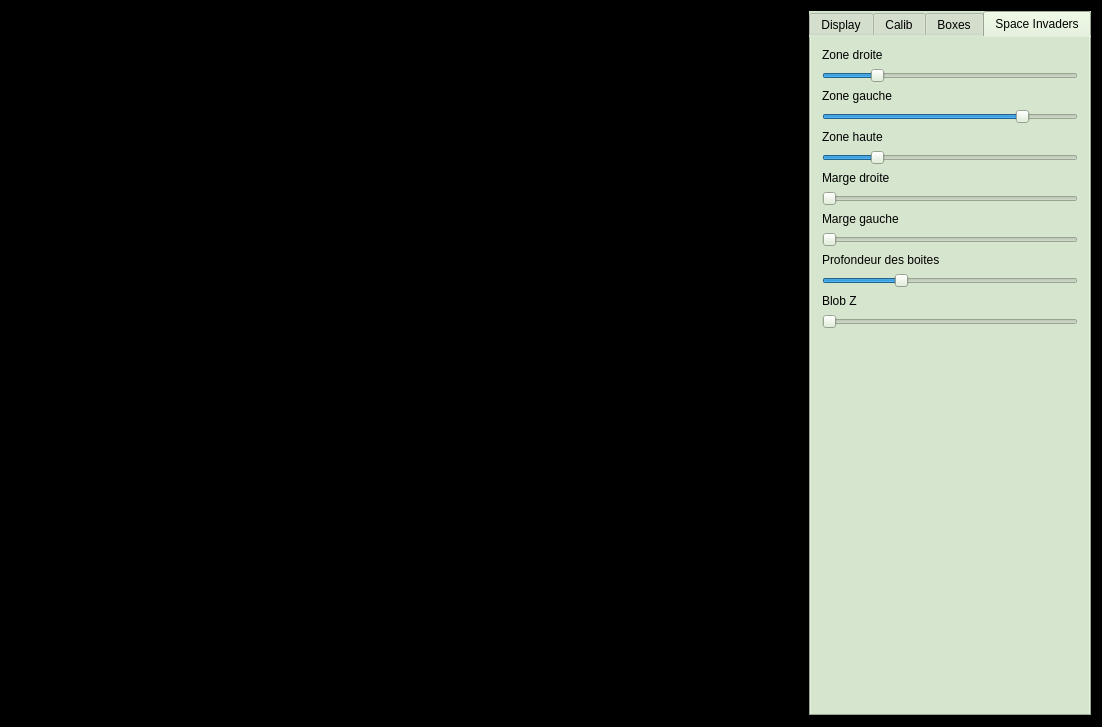
The window that mainwindow.ui (yquemener/Natural-Navigator) describes before a commit, drawn with Qt 5.
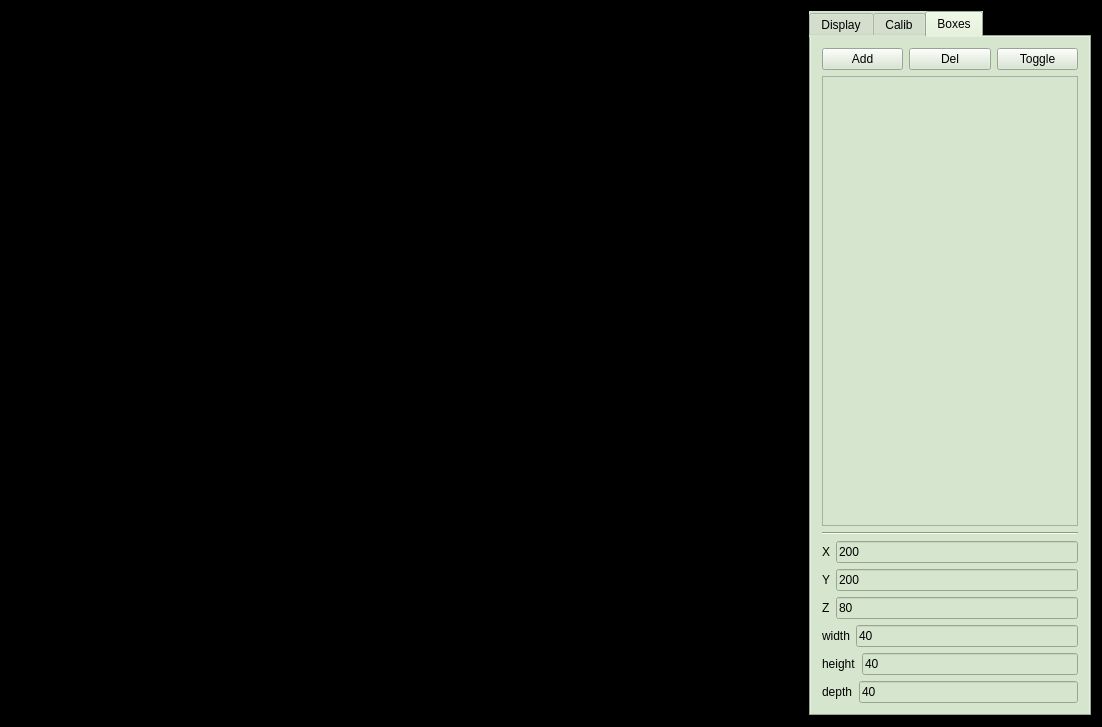
The same window after the commit. The open tabs and pages were chosen to show the change.

Commit message: Removed the space invader specific code

Diff of the .ui file:
```diff
--- a/mainwindow.ui
+++ b/mainwindow.ui
@@ -614,151 +614,6 @@
         </item>
        </layout>
       </widget>
-      <widget class="QWidget" name="tab_si">
-       <attribute name="title">
-        <string>Space Invaders</string>
-       </attribute>
-       <layout class="QVBoxLayout" name="verticalLayout_7">
-        <item>
-         <widget class="QLabel" name="lbl_right_zone">
-          <property name="text">
-           <string>Zone droite</string>
-          </property>
-         </widget>
-        </item>
-        <item>
-         <widget class="QSlider" name="sld_right_zone">
-          <property name="maximum">
-           <number>100</number>
-          </property>
-          <property name="value">
-           <number>20</number>
-          </property>
-          <property name="orientation">
-           <enum>Qt::Horizontal</enum>
-          </property>
-         </widget>
-        </item>
-        <item>
-         <widget class="QLabel" name="lbl_left_zone">
-          <property name="text">
-           <string>Zone gauche</string>
-          </property>
-         </widget>
-        </item>
-        <item>
-         <widget class="QSlider" name="sld_left_zone">
-          <property name="maximum">
-           <number>100</number>
-          </property>
-          <property name="value">
-           <number>80</number>
-          </property>
-          <property name="orientation">
-           <enum>Qt::Horizontal</enum>
-          </property>
-         </widget>
-        </item>
-        <item>
-         <widget class="QLabel" name="lbl_top_zone">
-          <property name="text">
-           <string>Zone haute</string>
-          </property>
-         </widget>
-        </item>
-        <item>
-         <widget class="QSlider" name="sld_top_zone">
-          <property name="maximum">
-           <number>100</number>
-          </property>
-          <property name="value">
-           <number>20</number>
-          </property>
-          <property name="orientation">
-           <enum>Qt::Horizontal</enum>
-          </property>
-         </widget>
-        </item>
-        <item>
-         <widget class="QLabel" name="label_5">
-          <property name="text">
-           <string>Marge droite</string>
-          </property>
-         </widget>
-        </item>
-        <item>
-         <widget class="QSlider" name="sld_right_margin">
-          <property name="orientation">
-           <enum>Qt::Horizontal</enum>
-          </property>
-         </widget>
-        </item>
-        <item>
-         <widget class="QLabel" name="label">
-          <property name="text">
-           <string>Marge gauche</string>
-          </property>
-         </widget>
-        </item>
-        <item>
-         <widget class="QSlider" name="sld_left_margin">
-          <property name="orientation">
-           <enum>Qt::Horizontal</enum>
-          </property>
-         </widget>
-        </item>
-        <item>
-         <widget class="QLabel" name="lbl_depth_boxes">
-          <property name="text">
-           <string>Profondeur des boites</string>
-          </property>
-         </widget>
-        </item>
-        <item>
-         <widget class="QSlider" name="sld_depth_boxes">
-          <property name="maximum">
-           <number>500</number>
-          </property>
-          <property name="value">
-           <number>150</number>
-          </property>
-          <property name="orientation">
-           <enum>Qt::Horizontal</enum>
-          </property>
-         </widget>
-        </item>
-        <item>
-         <widget class="QLabel" name="lbl_z_blob">
-          <property name="text">
-           <string>Blob Z</string>
-          </property>
-         </widget>
-        </item>
-        <item>
-         <widget class="QSlider" name="sld_z_blob">
-          <property name="maximum">
-           <number>256</number>
-          </property>
-          <property name="orientation">
-           <enum>Qt::Horizontal</enum>
-          </property>
-         </widget>
-        </item>
-        <item>
-         <spacer name="verticalSpacer_4">
-          <property name="orientation">
-           <enum>Qt::Vertical</enum>
-          </property>
-          <property name="sizeHint" stdset="0">
-           <size>
-            <width>20</width>
-            <height>471</height>
-           </size>
-          </property>
-         </spacer>
-        </item>
-       </layout>
-      </widget>
      </widget>
     </item>
    </layout>
```
Left out of the diff: 2 changed lines with no effect on the pictures. The commit also changes 3 other files.
